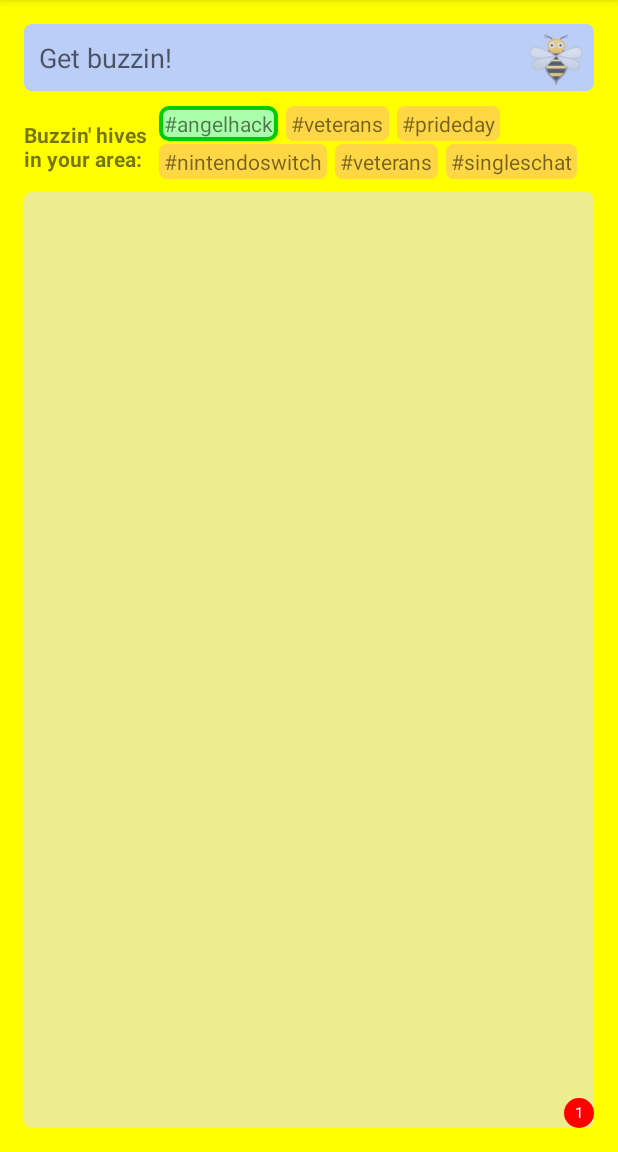
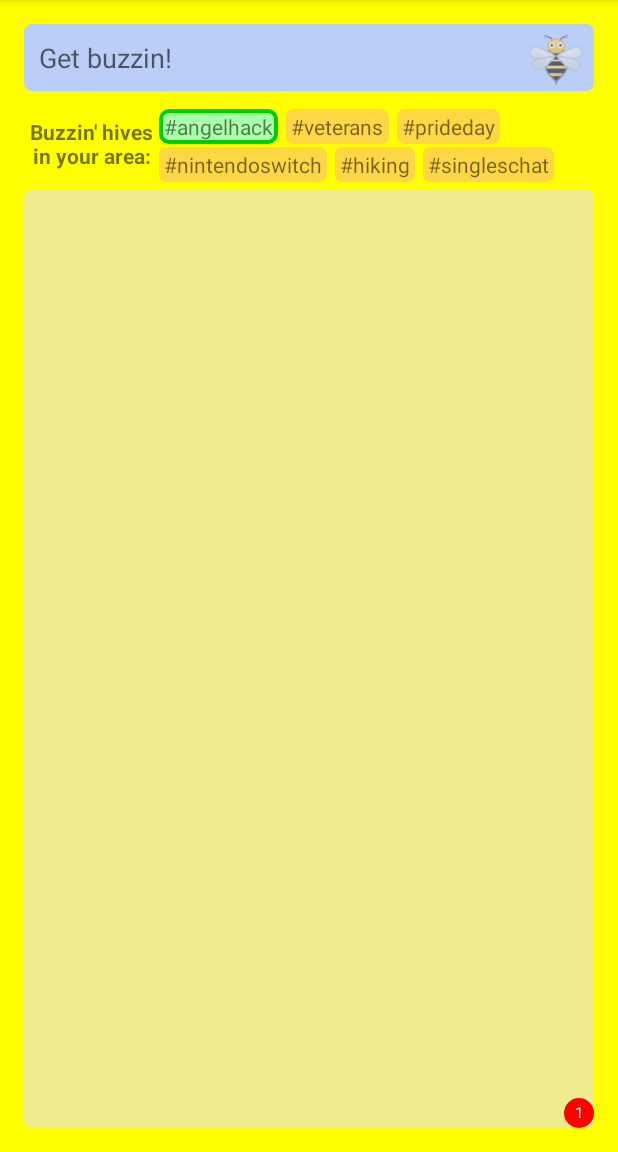
Before and after one commit to tliss/hivestr, an Android app: the screen it shows after launch (MainActivity), on a phone screen of 412 x 824 dp, the part 84-1236 px from its top. Run offline under Robolectric (Android 15) with nearby library versions, the phone set to English and light mode, and no system bars; 1 statement that could not run was skipped.

Commit message:
fix formatting of tags

```diff
--- a/app/src/main/res/layout/activity_main.xml
+++ b/app/src/main/res/layout/activity_main.xml
@@ -43,12 +43,12 @@
         <LinearLayout
             android:layout_width="match_parent"
             android:layout_height="wrap_content"
-            android:layout_marginBottom="3dp"
+            android:layout_marginBottom="5dp"
             android:orientation="horizontal">
 
             <LinearLayout
                 android:layout_width="wrap_content"
-                android:layout_height="wrap_content"
+                android:layout_height="match_parent"
                 android:orientation="vertical"
                 android:layout_gravity="center">
 
@@ -56,7 +56,8 @@
                     android:layout_width="90dp"
                     android:layout_height="match_parent"
                     android:text="Buzzin' hives in your area:"
-                    android:textStyle="bold" />
+                    android:textStyle="bold"
+                    android:gravity="center"/>
 
             </LinearLayout>
 
@@ -69,7 +70,8 @@
                     android:layout_width="wrap_content"
                     android:layout_height="wrap_content"
                     android:orientation="horizontal"
-                    android:layout_marginBottom="2dp">
+                    android:layout_marginBottom="2dp"
+                    android:layout_marginTop="2dp">
 
                     <TextView
                         android:layout_width="wrap_content"
@@ -109,7 +111,7 @@
                 <LinearLayout
                     android:layout_width="match_parent"
                     android:layout_height="wrap_content"
-                    android:layout_marginBottom="5dp"
+
                     android:orientation="horizontal">>
 
                     <TextView
@@ -132,7 +134,7 @@
                         android:paddingTop="2dp"
                         android:paddingBottom="2dp"
                         android:background="@drawable/trendboxy"
-                        android:text="#veterans" />
+                        android:text="#hiking" />
 
                     <TextView
                         android:layout_width="wrap_content"
```
